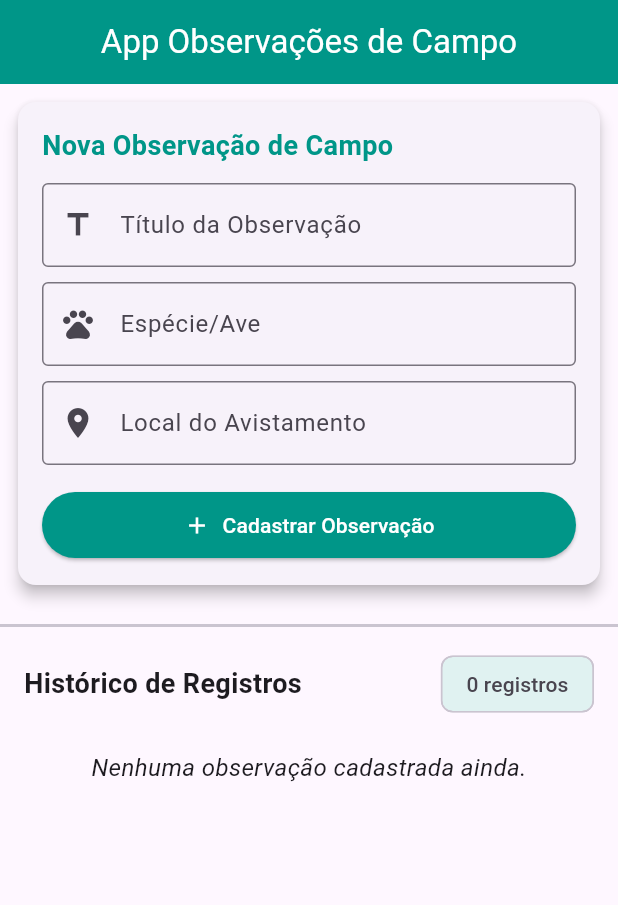
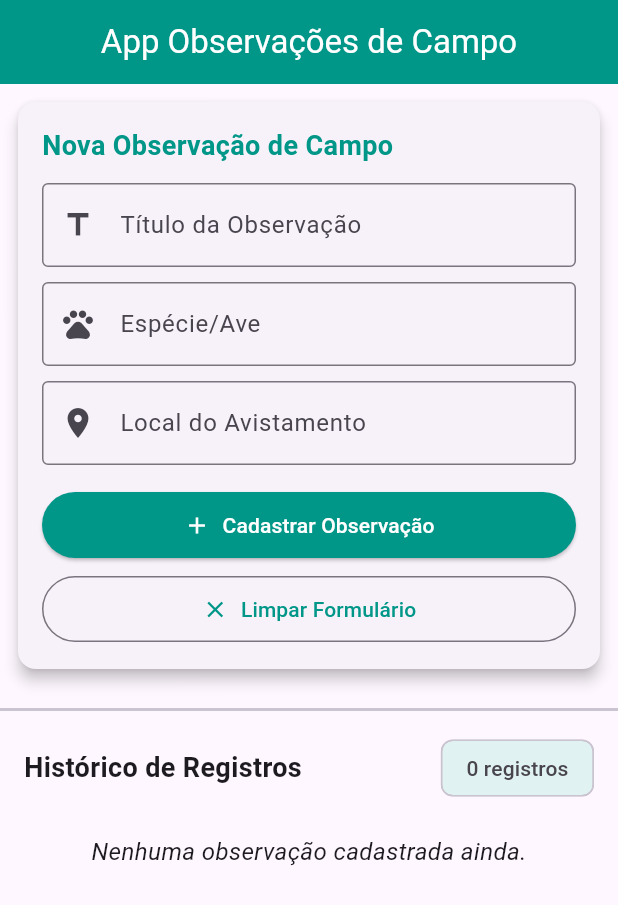
Before and after one commit to Binalmeida/form-app, a Flutter app: the screen it shows after launch, on a phone screen of 412 x 824 dp. Shown: the top 905 px of the screen. Run offline on Flutter 3.47's test engine with Material 3 defaults, Android fonts, the phone set to English and light mode, and no system bars.

Commit message:
Exercício 01

```diff
--- a/lib/widgets/formulario_observacao.dart
+++ b/lib/widgets/formulario_observacao.dart
@@ -4,7 +4,10 @@ import '../models/observacao.dart';
 class FormularioObservacao extends StatefulWidget {
   final Function(Observacao) onAdicionar;
 
-  const FormularioObservacao({super.key, required this.onAdicionar});
+  const FormularioObservacao({
+    super.key,
+    required this.onAdicionar,
+  });
 
   @override
   State<FormularioObservacao> createState() => _FormularioObservacaoState();
@@ -52,6 +55,13 @@ class _FormularioObservacaoState extends State<FormularioObservacao> {
     );
   }
 
+  // Exercício 01: limpa manualmente todos os campos
+  void _limparFormulario() {
+    _tituloController.clear();
+    _especieController.clear();
+    _localController.clear();
+  }
+
   @override
   void dispose() {
     _tituloController.dispose();
@@ -78,7 +88,9 @@ class _FormularioObservacaoState extends State<FormularioObservacao> {
                 color: Colors.teal,
               ),
             ),
+
             const SizedBox(height: 12),
+
             TextField(
               controller: _tituloController,
               decoration: const InputDecoration(
@@ -87,7 +99,9 @@ class _FormularioObservacaoState extends State<FormularioObservacao> {
                 prefixIcon: Icon(Icons.title),
               ),
             ),
+
             const SizedBox(height: 10),
+
             TextField(
               controller: _especieController,
               decoration: const InputDecoration(
@@ -96,7 +110,9 @@ class _FormularioObservacaoState extends State<FormularioObservacao> {
                 prefixIcon: Icon(Icons.pets),
               ),
             ),
+
             const SizedBox(height: 10),
+
             TextField(
               controller: _localController,
               decoration: const InputDecoration(
@@ -105,7 +121,9 @@ class _FormularioObservacaoState extends State<FormularioObservacao> {
                 prefixIcon: Icon(Icons.location_on),
               ),
             ),
+
             const SizedBox(height: 16),
+
             ElevatedButton.icon(
               onPressed: _submeterFormulario,
               icon: const Icon(Icons.add),
@@ -116,6 +134,19 @@ class _FormularioObservacaoState extends State<FormularioObservacao> {
                 padding: const EdgeInsets.symmetric(vertical: 12),
               ),
             ),
+
+            const SizedBox(height: 8),
+
+            // Botão adicionado no Exercício 01
+            OutlinedButton.icon(
+              onPressed: _limparFormulario,
+              icon: const Icon(Icons.clear),
+              label: const Text('Limpar Formulário'),
+              style: OutlinedButton.styleFrom(
+                foregroundColor: Colors.teal,
+                padding: const EdgeInsets.symmetric(vertical: 12),
+              ),
+            ),
           ],
         ),
       ),
```
